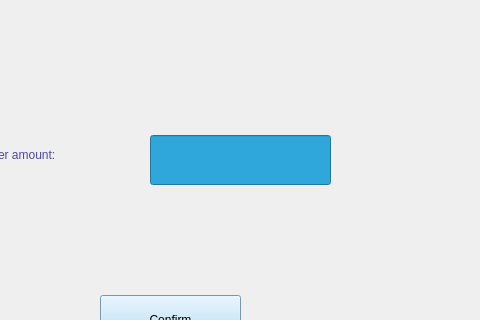
This is view/deposit.ui in rawsashimi1604/1009_BankingSystem as Qt 5 draws it before an edit; both pictures show x 290 to 770 and y 105 to 425 of the 954 by 507 pixel window. The edited form follows.
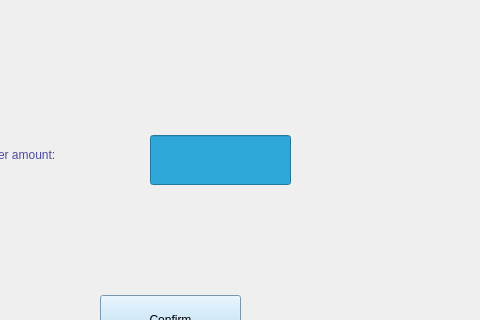
This is the edited form.

Commit message: added title screen (without background image first)

Diff of the .ui file:
```diff
--- a/view/deposit.ui
+++ b/view/deposit.ui
@@ -121,7 +121,7 @@
       <rect>
        <x>430</x>
        <y>230</y>
-       <width>181</width>
+       <width>141</width>
        <height>50</height>
       </rect>
      </property>
```
The commit also changes 4 other files.
